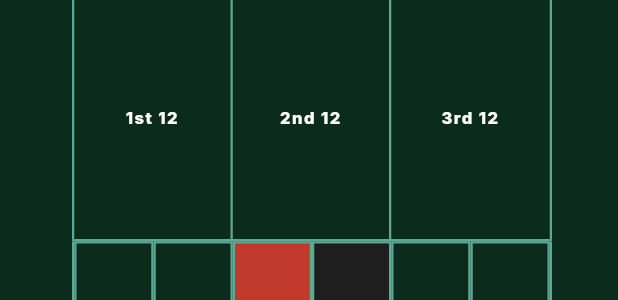
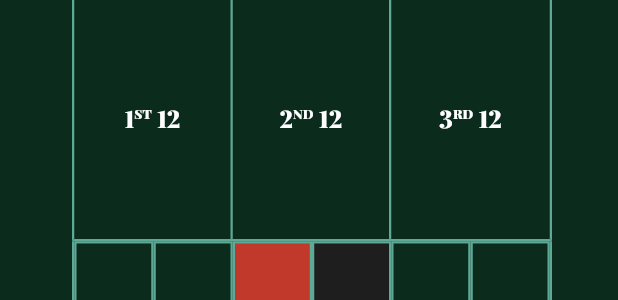
Before and after one commit to dev-codee/junko_bodie_app, a Flutter app: the BettingLayout widget shown alone on an empty page, opened directly with empty values, on a phone screen of 412 x 824 dp. Shown: the part 744-1044 px from the top of the screen. Run offline on Flutter 3.47's test engine with Material 3 defaults, Android fonts, the phone set to English and light mode, and no system bars; our stand-ins replace audioplayers, confetti, file_picker, flutter_animate, flutter_tts, go_router and 4 more; missing offline and left inert: purchases_flutter; accounts and stored records are empty; network calls fail; statements that could not run were skipped.

Commit message:
theme chnage

```diff
--- a/lib/widgets/betting_layout.dart
+++ b/lib/widgets/betting_layout.dart
@@ -1,4 +1,5 @@
 import 'dart:async';
+import 'dart:ui' show FontFeature;
 import 'dart:math' as math;
 import 'package:flutter/gestures.dart';
 import 'package:flutter/material.dart';
@@ -218,10 +219,10 @@ class _NumberCellState extends State<NumberCell> with SingleTickerProviderStateM
                             ? Colors.transparent
                             : widget.tableAppearance == 'modern'
                                 ? (RNG.getNumberColor(widget.num) == 'red'
-                                    ? const Color(0xFFA83D42)
+                                    ? const Color(0xFFC9474E)
                                     : RNG.getNumberColor(widget.num) == 'green'
-                                        ? const Color(0xFF17634E)
-                                        : const Color(0xFF27313B))
+                                        ? const Color(0xFF217C60)
+                                        : const Color(0xFF354350))
                                 : getCellBg(widget.num),
                         border: widget.tableAppearance == 'minimal'
                             ? Border.all(color: Colors.transparent)
@@ -257,14 +258,14 @@ class _NumberCellState extends State<NumberCell> with SingleTickerProviderStateM
                                           color: Colors.white,
                                         )
                                   : GoogleFonts.inter(
-                                      fontSize: widget.isCompact ? 12 : 16,
+                                      fontSize: widget.isCompact ? 14 : 18,
                                       fontWeight: FontWeight.w800,
                                       color: widget.tableAppearance != 'minimal'
                                           ? Colors.white
                                           : RNG.getNumberColor(widget.num) == 'red'
-                                              ? const Color(0xFFFFAAA6)
+                                              ? const Color(0xFFFFC4C0)
                                               : RNG.getNumberColor(widget.num) == 'green'
-                                                  ? const Color(0xFF7FE3A1)
+                                                  ? const Color(0xFFA3FFC4)
                                                   : Colors.white,
                                     ))
                               .copyWith(height: 1.0),
@@ -530,6 +531,7 @@ class _DropZoneState extends State<DropZone> {
 /// Representing outside bet blocks (Dozens, Columns, Odd/Even, etc.)
 class OutsideBetCell extends StatefulWidget {
   final String label;
+  final String tableAppearance;
   final PlacedBet? bet;
   final VoidCallback onPlace;
   final VoidCallback onRemove;
@@ -552,6 +554,7 @@ class OutsideBetCell extends StatefulWidget {
   const OutsideBetCell({
     super.key,
     required this.label,
+    this.tableAppearance = 'classic',
     this.bet,
     required this.onPlace,
     required this.onRemove,
@@ -577,6 +580,31 @@ class OutsideBetCell extends StatefulWidget {
 }
 
 class _OutsideBetCellState extends State<OutsideBetCell> {
+  Widget _buildDozenLabel() {
+    final size = widget.isCompact ? 12.0 : 16.0;
+    final style = (widget.tableAppearance == 'classic'
+        ? playfairDisplay(fontSize: size, fontWeight: FontWeight.w900)
+        : widget.tableAppearance == 'modern'
+            ? GoogleFonts.robotoCondensed(fontSize: size, fontWeight: FontWeight.w800)
+            : GoogleFonts.inter(fontSize: size, fontWeight: FontWeight.w800))
+        .copyWith(color: Colors.white, height: 1, letterSpacing: 0,
+          fontFeatures: const [FontFeature.liningFigures(), FontFeature.tabularFigures()]);
+    return Semantics(
+      label: widget.label,
+      child: ExcludeSemantics(child: Row(
+        mainAxisSize: MainAxisSize.min,
+        crossAxisAlignment: CrossAxisAlignment.start,
+        children: [
+          Text(widget.label.substring(0, 1), style: style),
+          Padding(padding: EdgeInsets.only(top: size * .04),
+            child: Text(widget.label.substring(1, 3).toUpperCase(), style: style.copyWith(fontSize: size * .55))),
+          SizedBox(width: size * .22),
+          Text('12', style: style),
+        ],
+      )),
+    );
+  }
+
   bool _isHovered = false;
 
   void _handleTap() {
@@ -673,7 +701,9 @@ class _OutsideBetCellState extends State<OutsideBetCell> {
               clipBehavior: Clip.none,
               children: [
                 // Label text
-                Text(
+                if (widget.betId.startsWith('dozen-'))
+                  _buildDozenLabel()
+                else Text(
                   widget.label,
                   textAlign: TextAlign.center,
                   style: widget.textStyle ??
@@ -1709,6 +1739,7 @@ class _BettingLayoutState extends State<BettingLayout> {
                                     children: [
                                       OutsideBetCell(
                                         label: '1st 12',
+                                        tableAppearance: widget.tableAppearance,
                                         betId: 'dozen-1st',
                                         border: const Border(
                                           right: BorderSide(color: Color(0xFF5EA896), width: 1.5),
@@ -1730,6 +1761,7 @@ class _BettingLayoutState extends State<BettingLayout> {
                                       ),
                                       OutsideBetCell(
                                         label: '2nd 12',
+                                        tableAppearance: widget.tableAppearance,
                                         betId: 'dozen-2nd',
                                         border: const Border(
                                           right: BorderSide(color: Color(0xFF5EA896), width: 1.5),
@@ -1751,6 +1783,7 @@ class _BettingLayoutState extends State<BettingLayout> {
                                       ),
                                       OutsideBetCell(
                                         label: '3rd 12',
+                                        tableAppearance: widget.tableAppearance,
                                         betId: 'dozen-3rd',
                                         border: const Border(),
                                         bet: widget.bets['dozen-3rd'],
--- a/pubspec.yaml
+++ b/pubspec.yaml
@@ -1,7 +1,7 @@
 name: junko_bodie
 description: "Junko Bodie Roulette Tournament — Premium play-money roulette simulator."
 publish_to: 'none'
-version: 2.0.3+5
+version: 2.0.3+7
 
 environment:
   sdk: ^3.12.1
```
Also changed, not shown: lib/providers/game_provider.dart (+12 -0 lines), lib/widgets/bankroll_apply_button.dart (added, +77 -0 lines), lib/widgets/settings_modal.dart (+27 -9 lines), 1 other file.
